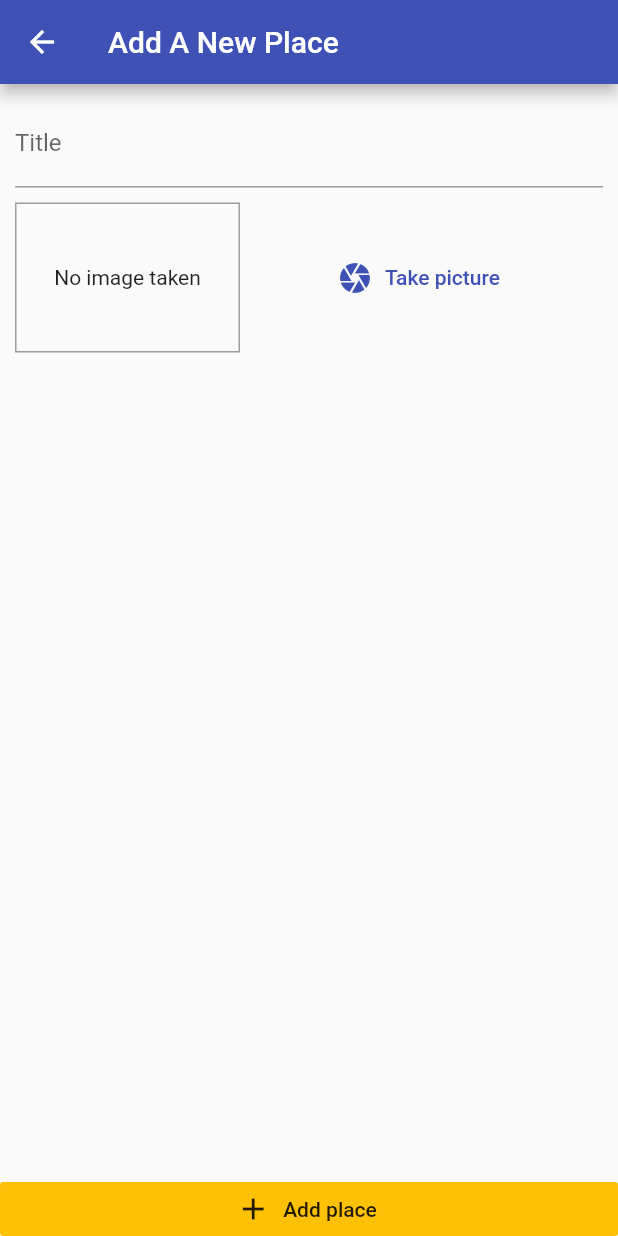
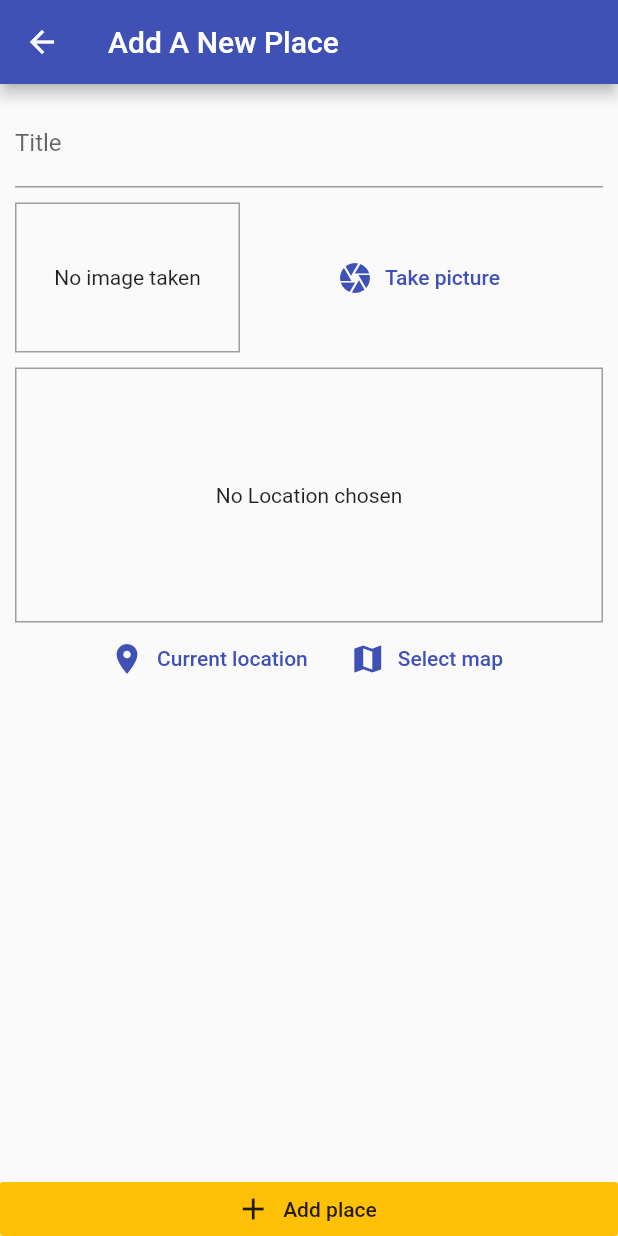
Before and after one commit to Elvis-1/my_new_app, a Flutter app: the AddPlaceScreen screen opened by its route, on a phone screen of 412 x 824 dp. Run offline on Flutter 3.47's test engine with Material 2 defaults, Android fonts, the phone set to English and light mode, and no system bars; our stand-ins replace image_picker, location, sqflite; accounts and stored records are empty.

Commit message:
yet to complete

```diff
--- a/lib/screens/add_place_screen.dart
+++ b/lib/screens/add_place_screen.dart
@@ -1,5 +1,6 @@
 import 'dart:io';
 import 'package:flutter/material.dart';
+import '../widgets/location_input.dart';
 import 'package:provider/provider.dart';
 import '../providers/great_places.dart';
 import '../widgets/image_inputs.dart';
@@ -51,6 +52,8 @@ class _AddPlaceScreenState extends State<AddPlaceScreen> {
                       ),
                       SizedBox(height: 10,),
                       ImageInput(_selectImage),
+                      SizedBox(height: 10,),
+                      LocationInput(),
                     ],
                   ),
                 ),
--- /dev/null
+++ b/lib/widgets/location_input.dart
@@ -0,0 +1,49 @@
+import 'package:flutter/material.dart';
+import 'package:location/location.dart';
+
+class LocationInput extends StatefulWidget {
+  const LocationInput({Key? key}) : super(key: key);
+
+  @override
+  _LocationInputState createState() => _LocationInputState();
+}
+
+class _LocationInputState extends State<LocationInput> {
+  String? _previewImageUrl;
+
+  Future<void> _getCurrentLocation() async{
+    final locData = await Location().getLocation();
+    print(locData.latitude);
+    print(locData.longitude);
+  }
+  @override
+  Widget build(BuildContext context) {
+    return Column(
+      children: [
+        Container(
+          height: 170,
+          width: double.infinity,
+          alignment: Alignment.center,
+          decoration: BoxDecoration(
+            border: Border.all(width: 1, color: Colors.grey),
+          ),
+          child: _previewImageUrl == null?
+          Center
+            (child: Text('No Location chosen', textAlign: TextAlign.center,),)
+              : Image.network(_previewImageUrl!, fit: BoxFit.cover,width: double.infinity,),
+        ),
+        Row(
+          mainAxisAlignment: MainAxisAlignment.center,
+          children: [
+            FlatButton.icon(onPressed: _getCurrentLocation, icon: Icon(Icons.location_on), label: Text('Current location'),
+              textColor: Theme.of(context).primaryColor,
+    ),
+            FlatButton.icon(onPressed: (){}, icon: Icon(Icons.map), label: Text('Select map'),
+              textColor: Theme.of(context).primaryColor,
+            ),
+          ],
+        )
+      ],
+    );
+  }
+}
--- a/pubspec.yaml
+++ b/pubspec.yaml
@@ -32,7 +32,7 @@ dependencies:
   image_picker: ^0.8.4
   path_provider: ^2.0.3
   sqflite: ^2.0.0+4
-  location: ^2.3.5
+  location: ^4.3.0
 
 dev_dependencies:
   flutter_test:
```
Also changed, not shown: pubspec.lock, 3 other files.
